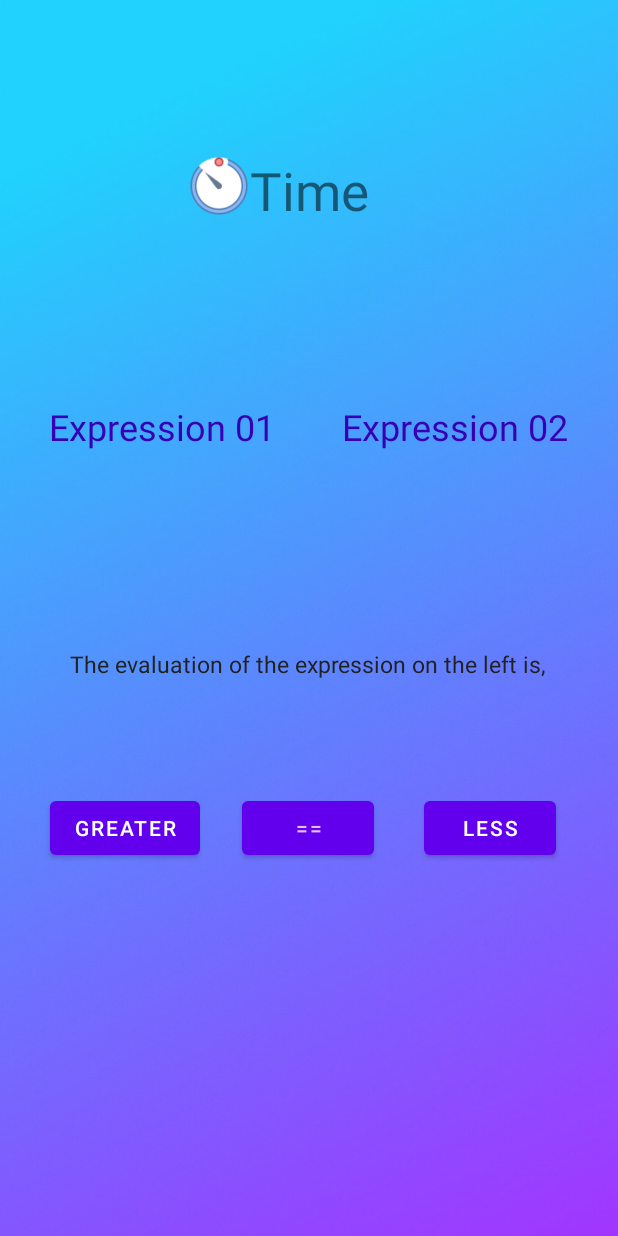
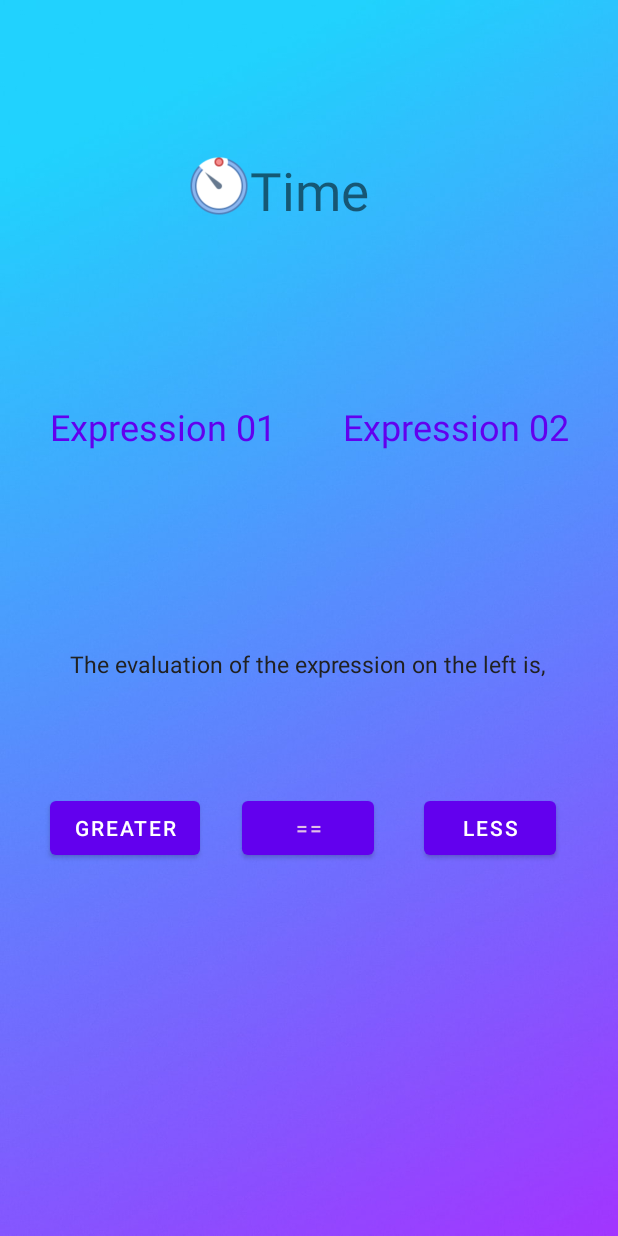
Before and after one commit to Janithabhayarathna/Math-Quiz-App, an Android app: the layout activity_game.xml on its own in the app's theme, with its tools: preview values and no code run, on a phone screen of 412 x 824 dp. Run offline under Robolectric (Android 15) with nearby library versions, the phone set to English and light mode, and no system bars.

Commit message:
Improved the UI.

```diff
--- a/app/src/main/java/com/example/myapplication/Game.kt
+++ b/app/src/main/java/com/example/myapplication/Game.kt
@@ -248,7 +248,7 @@ class Game : AppCompatActivity() {
                     val score = Intent(this@Game, ScoreViewer::class.java)
                     //Passing the values to the score viewer window
                     score.putExtra("correct", "✔Number of correct answers - $noOfCorrectAnswers")
-                    score.putExtra("wrong", "❌Number of wrong answers - $noOfWrongAnswers")
+                    score.putExtra("wrong", "⛔Number of wrong answers - $noOfWrongAnswers")
                     startActivity(score)
                 }
             }
--- a/app/src/main/res/layout/activity_game.xml
+++ b/app/src/main/res/layout/activity_game.xml
@@ -28,8 +28,9 @@
         android:layout_width="wrap_content"
         android:layout_height="wrap_content"
         android:text="@string/expression_01"
-        android:textColor="@color/purple_700"
+        android:textColor="@color/purple_500"
         android:textSize="24sp"
+        android:textAlignment="center"
         android:visibility="visible"
         app:layout_constraintBottom_toBottomOf="parent"
         app:layout_constraintEnd_toEndOf="parent"
@@ -44,8 +45,9 @@
         android:layout_width="wrap_content"
         android:layout_height="wrap_content"
         android:text="@string/expression_02"
-        android:textColor="@color/purple_700"
+        android:textColor="@color/purple_500"
         android:textSize="24sp"
+        android:textAlignment="center"
         android:visibility="visible"
         app:layout_constraintBottom_toBottomOf="parent"
         app:layout_constraintEnd_toEndOf="parent"
```
